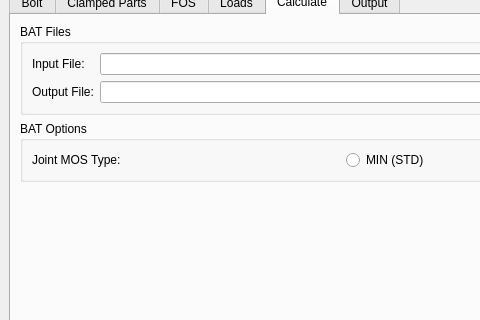
Old version of the form BAT/src/gui/bat_gui.ui in the repository misams/BAT; both pictures show x 0 to 480 and y 93 to 413 of the 1000 by 700 pixel window.
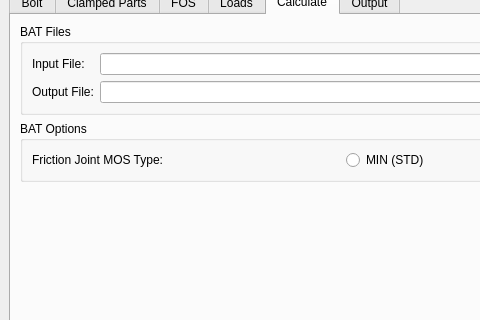
New version of the form. The open tabs and pages were chosen to show the change.

The edit to the form file:
```diff
--- a/BAT/src/gui/bat_gui.ui
+++ b/BAT/src/gui/bat_gui.ui
@@ -1157,7 +1157,7 @@
            <item row="0" column="0">
             <widget class="QLabel" name="label_37">
              <property name="text">
-              <string>Joint MOS Type:</string>
+              <string>Friction Joint MOS Type:</string>
              </property>
             </widget>
            </item>
```
Left out of the diff: 2 changed lines with no effect on the pictures.
